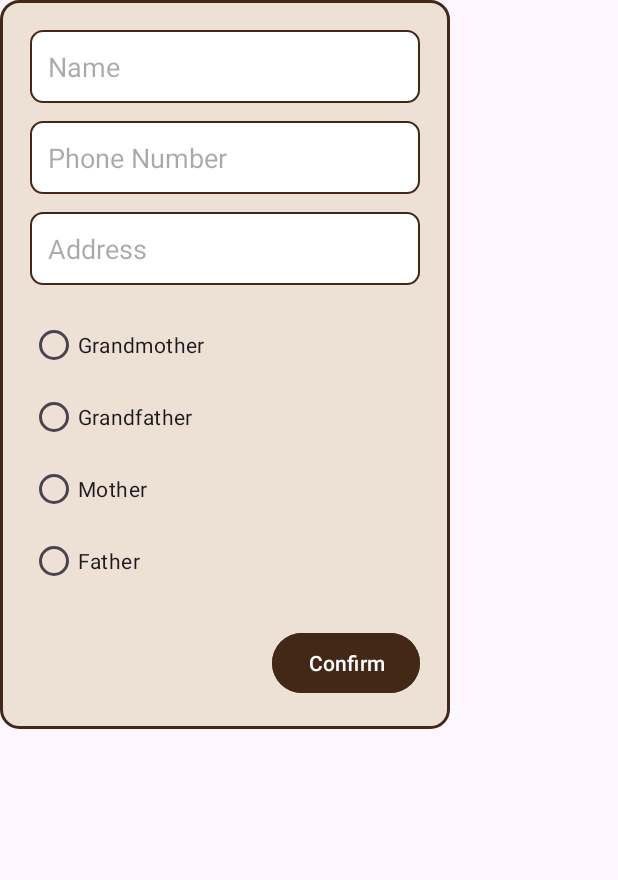
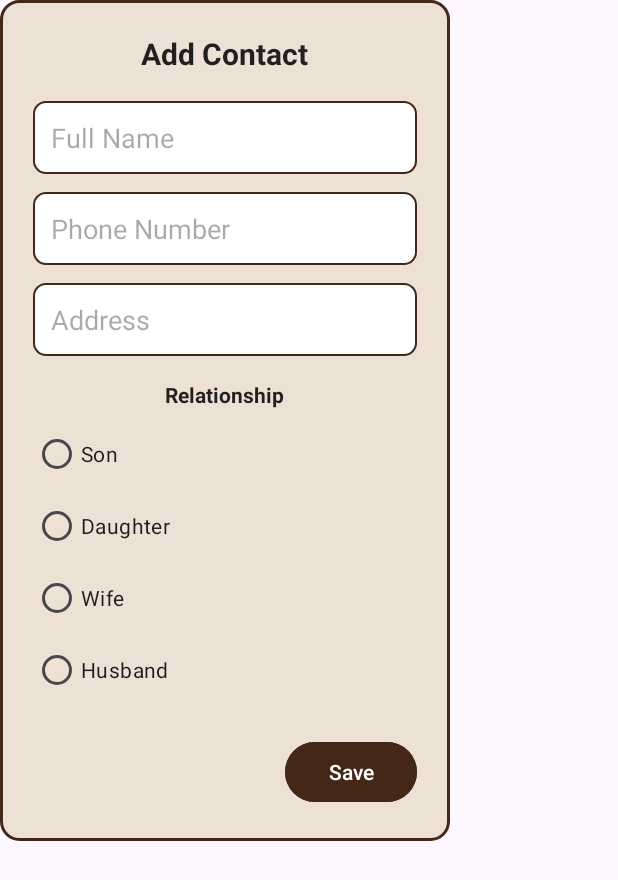
Before and after one commit to Gabskyy25/MediSync, an Android app: the layout addcontact.xml on its own in the app's theme, with its tools: preview values and no code run, on a phone screen of 412 x 824 dp. Shown: the top 880 px of the screen. Run offline under Robolectric (Android 15) with nearby library versions, the light colour scheme and no system bars.

Commit message:
initial Commit

```diff
--- a/app/src/main/java/com/example/medisync/Issue.java
+++ b/app/src/main/java/com/example/medisync/Issue.java
@@ -4,7 +4,7 @@ public class Issue {
     private long id;
     private String issue;
     private String resolution;
-    private long savedAt; // epoch millis
+    private long savedAt;
 
     public Issue() {}
 
--- a/app/src/main/res/layout/activity_alarm.xml
+++ b/app/src/main/res/layout/activity_alarm.xml
@@ -41,7 +41,7 @@
     </androidx.cardview.widget.CardView>
 
     <androidx.cardview.widget.CardView
-        android:layout_width="900px"
+        android:layout_width="500px"
         android:layout_height="wrap_content"
         android:layout_marginTop="14dp"
         android:layout_marginHorizontal="16dp"
--- a/app/src/main/res/layout/addcontact.xml
+++ b/app/src/main/res/layout/addcontact.xml
@@ -1,20 +1,30 @@
 <?xml version="1.0" encoding="utf-8"?>
 <LinearLayout xmlns:android="http://schemas.android.com/apk/res/android"
     android:orientation="vertical"
-    android:padding="20dp"
+    android:padding="22dp"
     android:layout_width="300dp"
     android:layout_height="wrap_content"
     android:background="@drawable/backgroundinfo2"
     android:gravity="center_horizontal">
 
+    <!-- TITLE -->
+    <TextView
+        android:text="Add Contact"
+        android:textSize="20sp"
+        android:textStyle="bold"
+        android:textColor="#231f20"
+        android:layout_marginBottom="18dp"
+        android:layout_width="wrap_content"
+        android:layout_height="wrap_content" />
+
     <EditText
         android:id="@+id/etName"
-        android:hint="Name"
+        android:hint="Full Name"
         android:layout_width="match_parent"
         android:layout_height="wrap_content"
         android:background="@drawable/edittext_background"
         android:padding="12dp"
-        android:layout_marginBottom="12dp"/>
+        android:layout_marginBottom="12dp" />
 
     <EditText
         android:id="@+id/etNumber"
@@ -24,7 +34,7 @@
         android:layout_height="wrap_content"
         android:background="@drawable/edittext_background"
         android:padding="12dp"
-        android:layout_marginBottom="12dp"/>
+        android:layout_marginBottom="12dp" />
 
     <EditText
         android:id="@+id/etAddress"
@@ -33,7 +43,15 @@
         android:layout_height="wrap_content"
         android:background="@drawable/edittext_background"
         android:padding="12dp"
-        android:layout_marginBottom="16dp"/>
+        android:layout_marginBottom="16dp" />
+
+    <TextView
+        android:text="Relationship"
+        android:textColor="#231f20"
+        android:textStyle="bold"
+        android:layout_marginBottom="6dp"
+        android:layout_width="wrap_content"
+        android:layout_height="wrap_content" />
 
     <RadioGroup
         android:id="@+id/radioGroupRelation"
@@ -42,38 +60,40 @@
         android:layout_marginBottom="20dp">
 
         <RadioButton
-            android:id="@+id/rbGrandmother"
-            android:text="Grandmother"
+            android:id="@+id/rbSon"
+            android:text="Son"
             android:layout_width="wrap_content"
-            android:layout_height="wrap_content"/>
+            android:layout_height="wrap_content" />
 
         <RadioButton
-            android:id="@+id/rbGrandfather"
-            android:text="Grandfather"
+            android:id="@+id/rbDaughter"
+            android:text="Daughter"
             android:layout_width="wrap_content"
-            android:layout_height="wrap_content"/>
+            android:layout_height="wrap_content" />
 
         <RadioButton
-            android:id="@+id/rbMother"
-            android:text="Mother"
+            android:id="@+id/rbWife"
+            android:text="Wife"
             android:layout_width="wrap_content"
-            android:layout_height="wrap_content"/>
+            android:layout_height="wrap_content" />
 
         <RadioButton
-            android:id="@+id/rbFather"
-            android:text="Father"
+            android:id="@+id/rbHusband"
+            android:text="Husband"
             android:layout_width="wrap_content"
-            android:layout_height="wrap_content"/>
+            android:layout_height="wrap_content" />
+
     </RadioGroup>
 
     <Button
         android:id="@+id/btnConfirm"
-        android:text="Confirm"
+        android:text="Save"
         android:layout_width="wrap_content"
         android:layout_height="wrap_content"
         android:backgroundTint="@color/brown6"
         android:textColor="@color/white"
-        android:paddingLeft="24dp"
-        android:paddingRight="24dp"
-        android:layout_gravity="end"/>
+        android:paddingLeft="28dp"
+        android:paddingRight="28dp"
+        android:layout_gravity="end" />
+
 </LinearLayout>
--- a/app/src/main/res/layout/fragment_history.xml
+++ b/app/src/main/res/layout/fragment_history.xml
@@ -4,7 +4,7 @@
     android:layout_height="match_parent"
     android:orientation="vertical"
     android:padding="10dp"
-    android:background="@color/brown">
+    android:background="#63703d">
 
     <TextView
         android:id="@+id/historyTitle"
@@ -14,7 +14,8 @@
         android:textSize="22sp"
         android:textStyle="bold"
         android:paddingBottom="10dp"
-        android:textColor="@color/brown6" />
+        android:fontFamily="@font/fredoka"
+        android:textColor="@color/white" />
 
     <androidx.recyclerview.widget.RecyclerView
         android:id="@+id/recyclerHistory"
```
Also changed, not shown: app/src/main/java/com/example/medisync/Contact.java (+11 -1 lines), app/src/main/java/com/example/medisync/ContactAdapter.java (+23 -2 lines), app/src/main/java/com/example/medisync/ContactDBHelper.java (added, +99 -0 lines), app/src/main/java/com/example/medisync/IssueAdapter.java (+9 -17 lines), app/src/main/java/com/example/medisync/contactinfo.java (+80 -4 lines), app/src/main/res/drawable/ic_more_vert.xml (added, +10 -0 lines), app/src/main/res/layout/activity_contactinfo.xml (+11 -1 lines), app/src/main/res/layout/itemcontact.xml (+12 -9 lines), app/src/main/res/menu/menu_contacts.xml (added, +26 -0 lines).
